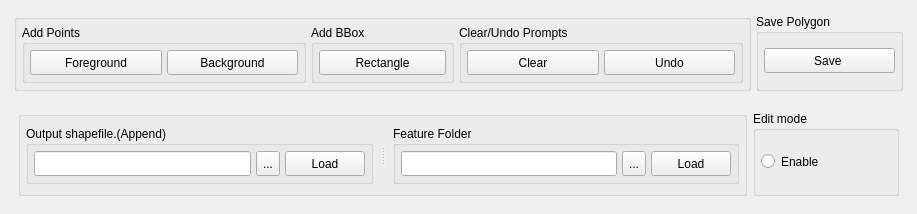
This is ui/Selector.ui in coolzhao/Geo-SAM as Qt 5 draws it before an edit. The edited form follows.
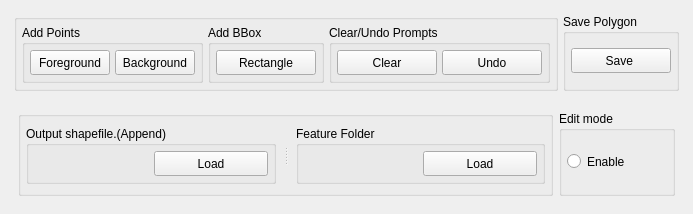
This is the edited form. Custom widgets are drawn as their Qt base class.

Commit message: fix bug of chould not load shapefile & using QgsFileWidge as defalt file widge

What changed in the file:
```diff
--- a/ui/Selector.ui
+++ b/ui/Selector.ui
@@ -6,7 +6,7 @@
    <rect>
     <x>0</x>
     <y>0</y>
-    <width>917</width>
+    <width>665</width>
     <height>208</height>
    </rect>
   </property>
@@ -356,28 +356,9 @@
                 <item row="2" column="0">
                  <layout class="QHBoxLayout" name="horizontalLayout_dir">
                   <item>
-                   <widget class="QLineEdit" name="path_out">
-                    <property name="minimumSize">
-                     <size>
-                      <width>0</width>
-                      <height>25</height>
-                     </size>
-                    </property>
-                    <property name="text">
-                     <string/>
-                    </property>
-                   </widget>
-                  </item>
-                  <item>
-                   <widget class="QToolButton" name="pushButton_find_file">
-                    <property name="minimumSize">
-                     <size>
-                      <width>0</width>
-                      <height>25</height>
-                     </size>
-                    </property>
-                    <property name="text">
-                     <string>...</string>
+                   <widget class="QgsFileWidget" name="QgsFile_shapefile">
+                    <property name="options">
+                     <set>QFileDialog::DontConfirmOverwrite</set>
                     </property>
                    </widget>
                   </item>
@@ -419,32 +400,9 @@
                  <number>5</number>
                 </property>
                 <item row="2" column="0">
-                 <layout class="QHBoxLayout" name="Feature_folder" stretch="0,0,0">
+                 <layout class="QHBoxLayout" name="Feature_folder" stretch="0,0">
                   <item>
-                   <widget class="QLineEdit" name="path_feature">
-                    <property name="minimumSize">
-                     <size>
-                      <width>0</width>
-                      <height>25</height>
-                     </size>
-                    </property>
-                    <property name="text">
-                     <string/>
-                    </property>
-                   </widget>
-                  </item>
-                  <item>
-                   <widget class="QToolButton" name="pushButton_find_feature">
-                    <property name="minimumSize">
-                     <size>
-                      <width>0</width>
-                      <height>25</height>
-                     </size>
-                    </property>
-                    <property name="text">
-                     <string>...</string>
-                    </property>
-                   </widget>
+                   <widget class="QgsFileWidget" name="QgsFile_feature"/>
                   </item>
                   <item>
                    <widget class="QPushButton" name="pushButton_load_feature">
@@ -529,6 +487,11 @@
    <header>qgsdockwidget.h</header>
    <container>1</container>
   </customwidget>
+  <customwidget>
+   <class>QgsFileWidget</class>
+   <extends>QWidget</extends>
+   <header>qgsfilewidget.h</header>
+  </customwidget>
  </customwidgets>
  <resources/>
  <connections/>
```
The commit also changes 2 other files.
